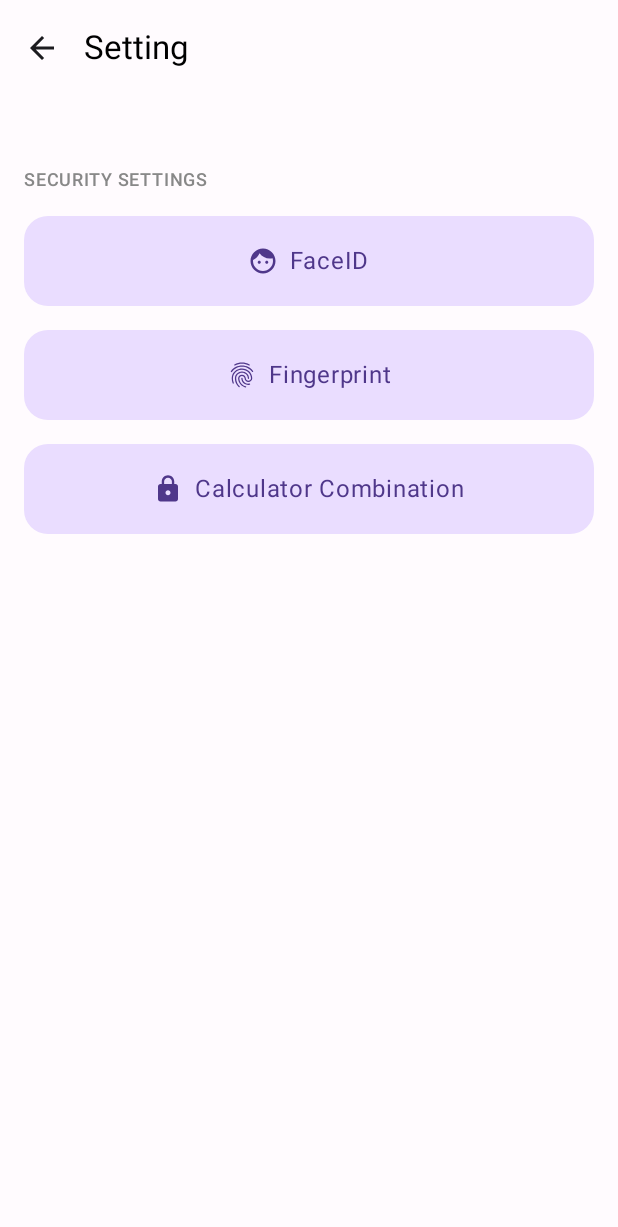
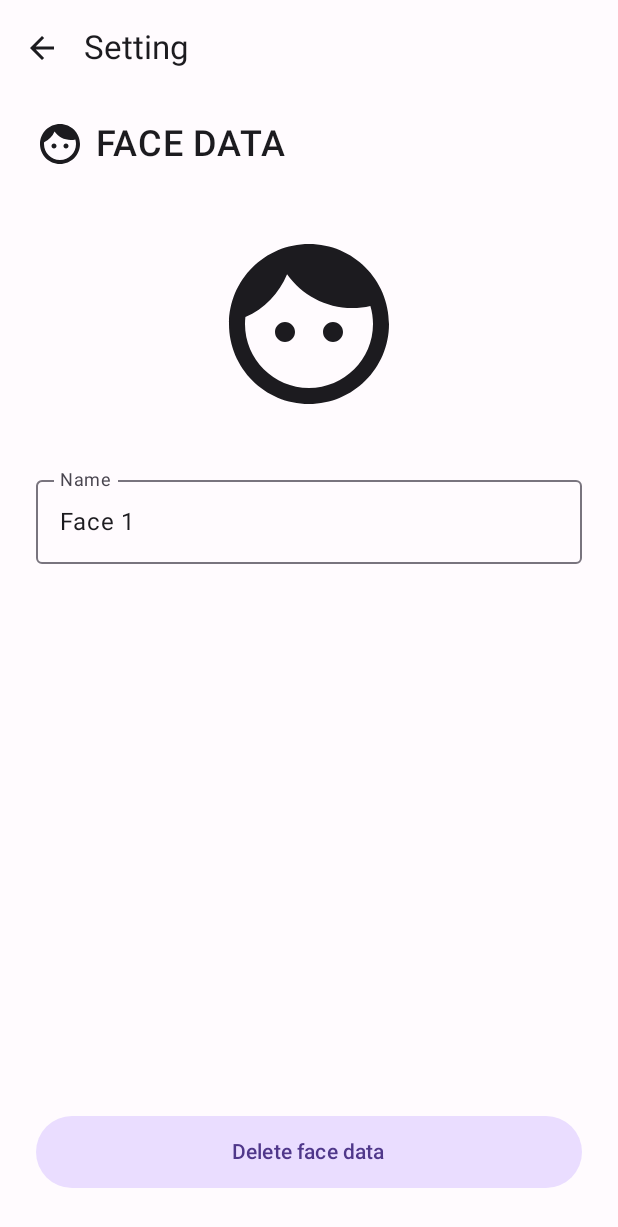
Before and after one commit to TimotiusEkanaT/UAS_ProgAndro, an Android app built with Jetpack Compose: the @Preview function GreetingPreview, on a phone screen of 412 x 824 dp. Shown: the top 1227 px of the screen. Run offline under Robolectric (Android 15) with nearby library versions, the phone set to English and light mode, and no system bars.

Commit message:
Up Setting_FaceID_Submenu

```diff
--- a/app/src/main/java/com/example/safevault_compose/MainActivity.kt
+++ b/app/src/main/java/com/example/safevault_compose/MainActivity.kt
@@ -84,6 +84,9 @@ import androidx.compose.ui.platform.LocalContext
 import androidx.compose.ui.platform.LocalFocusManager
 import androidx.compose.ui.platform.LocalSoftwareKeyboardController
 import androidx.compose.foundation.layout.FlowRow
+import androidx.compose.material.icons.filled.ChevronRight
+import androidx.compose.material.icons.materialIcon
+import androidx.compose.material3.Divider
 import kotlin.math.round
 
 
@@ -1010,9 +1013,179 @@ fun SecurityOption(label: String, icon: ImageVector) {
     }
 }
 
-fun Setting_FaceID () {
+@OptIn(ExperimentalMaterial3Api::class)
+@Composable
+fun Setting_FaceID() {
+    Scaffold(
+        topBar = {
+            TopAppBar(
+                title = { Text("Setting") },
+                navigationIcon = {
+                    IconButton(onClick = { /* TODO: Back action */ }) {
+                        Icon(Icons.Default.ArrowBack, contentDescription = "Back")
+                    }
+                }
+            )
+        },
 
+        content = { innerPadding ->
+            Column(
+                modifier = Modifier
+                    .padding(innerPadding)
+                    .padding(horizontal = 24.dp, vertical = 16.dp)
+                    .fillMaxSize()
+            ) {
+                Spacer(modifier = Modifier.height(32.dp))
+                // Label + Icon
+                Row(verticalAlignment = Alignment.CenterVertically) {
+                    Icon(
+                        imageVector = Icons.Default.Face,
+                        contentDescription = "Face ID Icon",
+                        modifier = Modifier.size(32.dp)
+                    )
+                    Spacer(modifier = Modifier.width(16.dp))
+                    Text(
+                        text = "FACE DATA",
+                        style = MaterialTheme.typography.labelLarge.copy(
+                            fontWeight = FontWeight.SemiBold,
+                            fontSize = 24.sp
+                        )
+                    )
+                }
+
+                Spacer(modifier = Modifier.height(24.dp))
+
+                // Face list
+                FaceDataItem("Face 1")
+                FaceDataItem("Face 2")
+
+                Divider(modifier = Modifier.padding(vertical = 8.dp))
+
+                Text(
+                    text = "Add face data",
+                    style = MaterialTheme.typography.bodyMedium,
+                    modifier = Modifier
+                        .fillMaxWidth()
+                        .clickable { /* TODO: Add new face data */ }
+                        .padding(vertical = 16.dp)
+                )
+            }
+        }
+    )
 }
+
+@Composable
+fun FaceDataItem(name: String) {
+    Row(
+        modifier = Modifier
+            .fillMaxWidth()
+            .clickable { /* TODO: Navigate or show details */ }
+            .padding(vertical = 16.dp),
+        horizontalArrangement = Arrangement.SpaceBetween,
+        verticalAlignment = Alignment.CenterVertically
+    ) {
+        Text(
+            text = name,
+            style = MaterialTheme.typography.bodyLarge
+        )
+        Icon(
+            imageVector = Icons.Default.ChevronRight,
+            contentDescription = "More"
+        )
+    }
+}
+
+@OptIn(ExperimentalMaterial3Api::class)
+@Composable
+fun Setting_FaceID_Submenu() {
+    var faceName by remember { mutableStateOf("Face 1") }
+
+    Scaffold(
+        topBar = {
+            TopAppBar(
+                title = { Text("Setting") },
+                navigationIcon = {
+                    IconButton(onClick = { /* TODO: Back */ }) {
+                        Icon(Icons.Default.ArrowBack, contentDescription = "Back")
+                    }
+                }
+            )
+        },
+        content = { innerPadding ->
+            Column(
+                modifier = Modifier
+                    .padding(innerPadding)
+                    .padding(horizontal = 24.dp, vertical = 16.dp)
+                    .fillMaxSize(),
+                horizontalAlignment = Alignment.Start
+            ) {
+                // Header label
+                Row(verticalAlignment = Alignment.CenterVertically) {
+                    Icon(
+                        imageVector = Icons.Default.Face, // Ganti jika punya ikon khusus
+                        contentDescription = "Face ID Icon",
+                        modifier = Modifier.size(32.dp)
+                    )
+                    Spacer(modifier = Modifier.width(8.dp))
+                    Text(
+                        text = "FACE DATA",
+                        style = MaterialTheme.typography.labelMedium.copy(
+                            fontWeight = FontWeight.SemiBold,
+                            fontSize = 24.sp,
+                        )
+                    )
+                }
+
+                Spacer(modifier = Modifier.height(24.dp))
+
+                // Icon wajah besar
+                Icon(
+                    imageVector = Icons.Default.Face,
+                    contentDescription = "User Face Icon",
+                    modifier = Modifier
+                        .size(160.dp)
+                        .padding(16.dp)
+                        .align(Alignment.CenterHorizontally)
+                )
+
+                Spacer(modifier = Modifier.height(16.dp))
+
+                // Field nama face
+                OutlinedTextField(
+                    value = faceName,
+                    onValueChange = { faceName = it },
+                    label = { Text("Name") },
+                    modifier = Modifier
+                        .fillMaxWidth()
+                        .align(Alignment.CenterHorizontally)
+
+                )
+
+                Spacer(modifier = Modifier.weight(1f))
+
+                // Tombol hapus
+                Button(
+                    onClick = { /* TODO: Delete face data */ },
+                    colors = ButtonDefaults.buttonColors(
+                        containerColor = MaterialTheme.colorScheme.tertiary
+                    ),
+                    modifier = Modifier
+                        .fillMaxWidth()
+                        .padding(vertical = 16.dp)
+                        .height(48.dp),
+                    shape = RoundedCornerShape(24.dp)
+                ) {
+                    Text(
+                        text = "Delete face data",
+                        color = MaterialTheme.colorScheme.secondary
+                    )
+                }
+
+            }
+        }
+    )
+}
+
 
 object Variables {
     val Grey: Color = Color(0xFF6C7278)
@@ -1027,6 +1200,6 @@ object Variables {
 @Composable
 fun GreetingPreview() {
     SafeVault_ComposeTheme(dynamicColor = false) {
-        Setting()
+        Setting_FaceID_Submenu()
     }
 }
```
